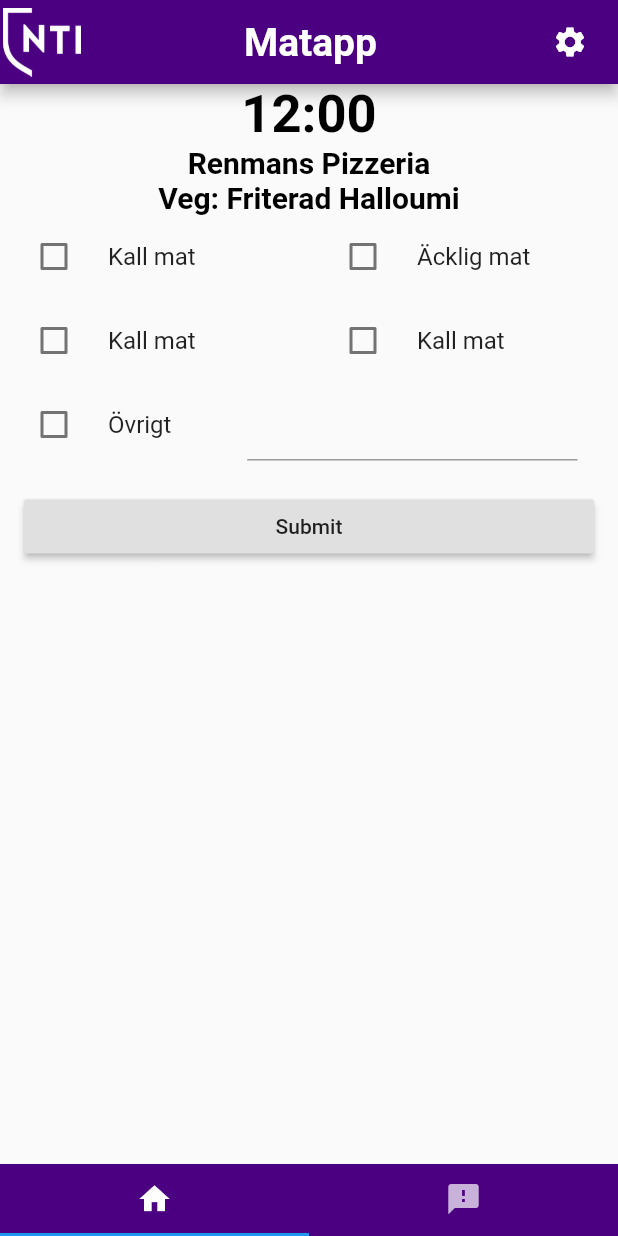
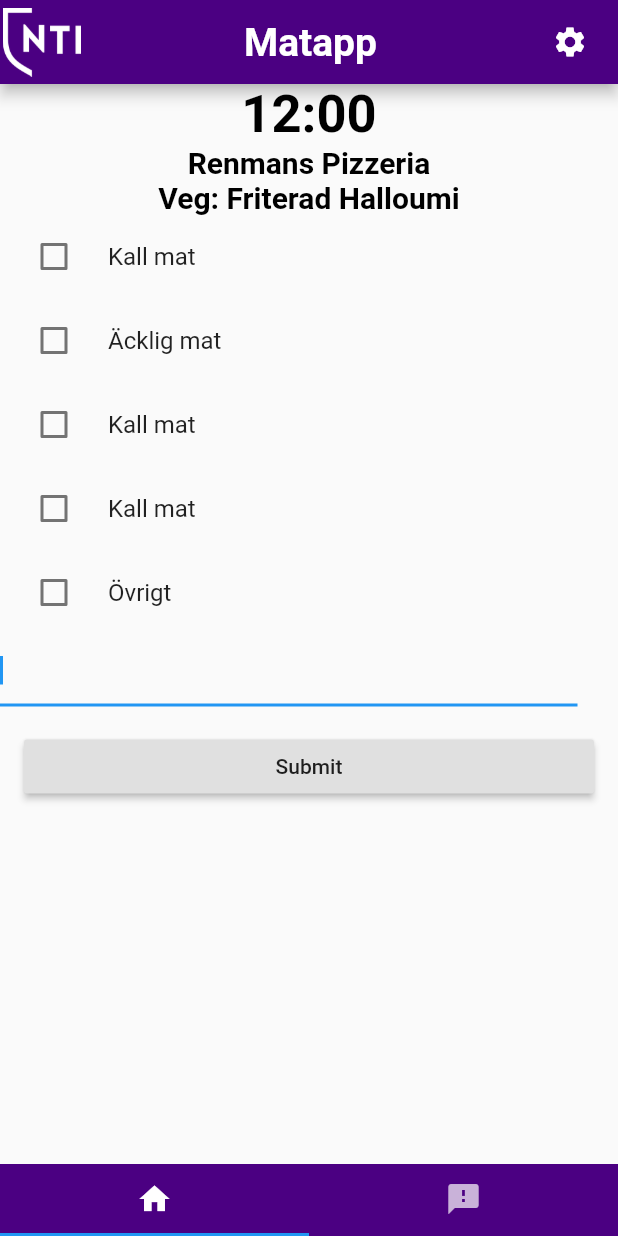
Before and after one commit to TE4-Umea/FoodRate, a Flutter app: the screen it shows after launch, on a phone screen of 412 x 824 dp. Run offline on Flutter 3.47's test engine with Material 2 defaults, Android fonts, the phone set to English and light mode, and no system bars; Roboto replaces fonts that are missing (Montserrat).

```diff
--- a/lib/feedback.dart
+++ b/lib/feedback.dart
@@ -11,7 +11,7 @@ class Page extends StatefulWidget {
 }
 
 class PageState extends State<Page> {
-  final _formKey = GlobalKey<FormState>();
+  static final _formKey = GlobalKey<FormState>();
   final _feedbackContent = FeedbackContent();
   static final DateTime date = DateTime.now();
   static int day = date.weekday;
@@ -20,7 +20,7 @@ class PageState extends State<Page> {
   @override
   Widget build(BuildContext context) {
     // TODO: implement build
-    return Column(
+    return ListView(
       children: <Widget>[
         Center(
           child: Text(
@@ -47,11 +47,7 @@ class PageState extends State<Page> {
           child: Column(
             crossAxisAlignment: CrossAxisAlignment.start,
             children: <Widget>[
-              Row(
-                children: <Widget>[
-                  Expanded(
-                    flex: 2,
-                    child: CheckboxListTile(
+              CheckboxListTile(
                 controlAffinity: ListTileControlAffinity.leading,
                 title: const Text("Kall mat"),
                 value: _feedbackContent.coldFood,
@@ -61,10 +57,7 @@ class PageState extends State<Page> {
                   });
                 },
               ),
-                  ),
-                  Expanded(
-                    flex: 2,
-                    child: CheckboxListTile(
+              CheckboxListTile(
                 controlAffinity: ListTileControlAffinity.leading,
                 title: const Text("Äcklig mat"),
                 value: _feedbackContent.disgustingFood,
@@ -74,14 +67,7 @@ class PageState extends State<Page> {
                   });
                 },
               ),
-                  ),
-                ],
-              ),
-              Row(
-                children: <Widget>[
-                  Expanded(
-                    flex: 2,
-                    child: CheckboxListTile(
+              CheckboxListTile(
                 controlAffinity: ListTileControlAffinity.leading,
                 title: const Text("Kall mat"),
                 value: _feedbackContent.noFood,
@@ -91,10 +77,7 @@ class PageState extends State<Page> {
                   });
                 },
               ),
-                  ),
-                  Expanded(
-                    flex: 2,
-                    child: CheckboxListTile(
+              CheckboxListTile(
                 controlAffinity: ListTileControlAffinity.leading,
                 title: const Text("Kall mat"),
                 value: _feedbackContent.longQueue,
@@ -104,15 +87,8 @@ class PageState extends State<Page> {
                   });
                 },
               ),
-                  ),
-                ],
-              ),
 
-              Row(
-                children: <Widget>[
-                  Expanded(
-                    flex: 2,
-                    child: CheckboxListTile(
+              CheckboxListTile(
                 controlAffinity: ListTileControlAffinity.leading,
                 title: const Text("Övrigt"),
                 value: _feedbackContent.other,
@@ -122,12 +98,10 @@ class PageState extends State<Page> {
                   });
                 },
               ),
-                  ),
-                  Expanded(
-                    flex: 3,
-                    child: Padding(
+              Padding(
                 padding: const EdgeInsets.fromLTRB(0, 0, 27, 0),
                 child: TextFormField(
+                  autofocus: true,
                   validator: (value) {
                     if (value.isEmpty) {
                       return 'Please enter some text';
@@ -135,9 +109,6 @@ class PageState extends State<Page> {
                     return null;
                   },
                 ),
-                    ),
-                  ),
-                ],
               ),
 
             Column(
```
Lines whose indentation alone changed are shown as unchanged.
